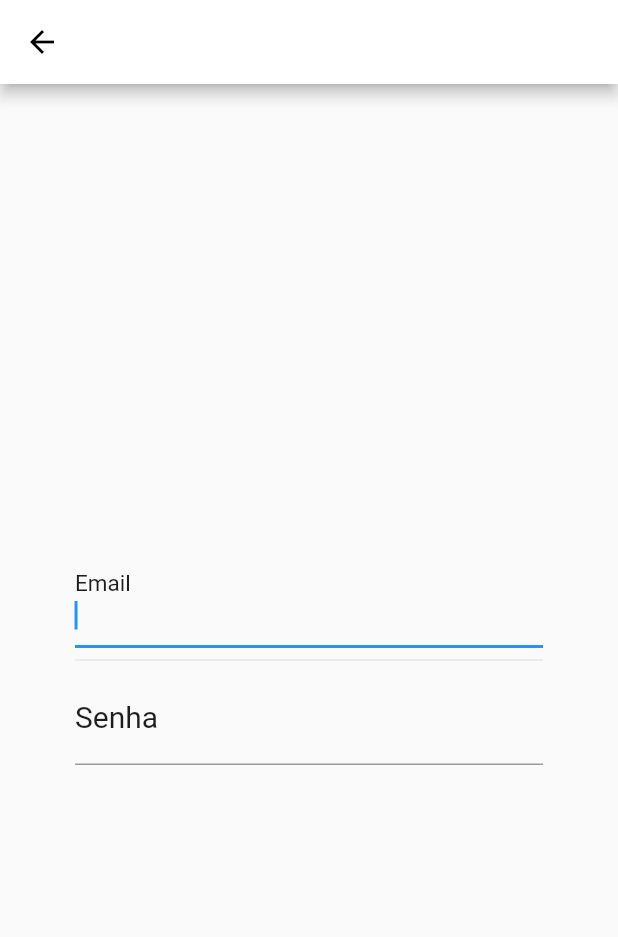
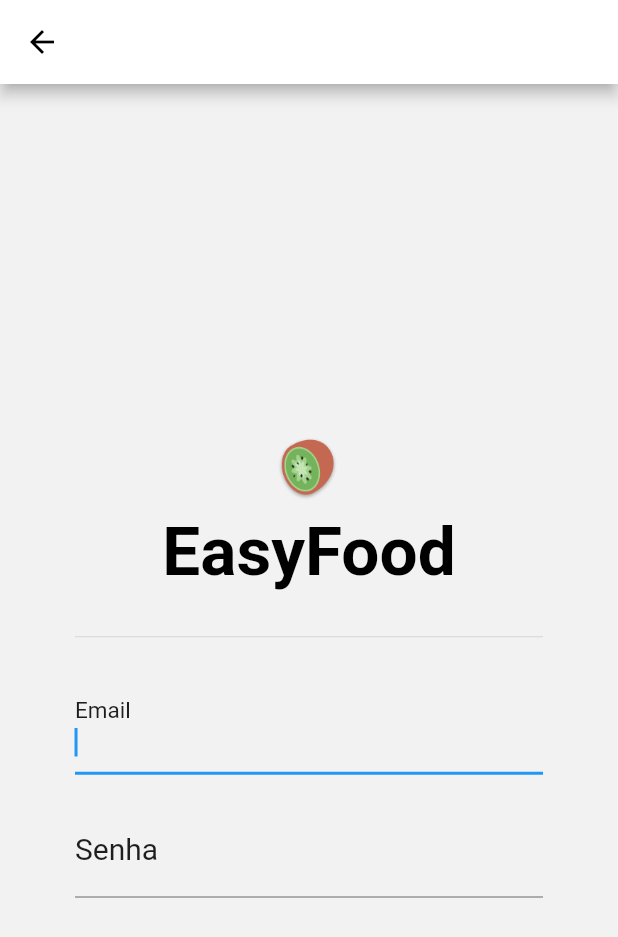
Before and after one commit to marialuisacampos/pisi3_e_dsi, a Flutter app: the screen it shows after launch, after a tap on "Login", on a phone screen of 412 x 824 dp. Shown: the top 937 px of the screen. Run offline on Flutter 3.47's test engine with Material 2 defaults, Android fonts, the light colour scheme and no system bars.

Commit message:
add logo e mudar cor de fundo

```diff
--- a/dsi/easyfood/lib/pages/previewPage.dart
+++ b/dsi/easyfood/lib/pages/previewPage.dart
@@ -12,6 +12,7 @@ class _PreviewPageState extends State<PreviewPage> {
   @override
   Widget build(BuildContext context) {
     return Scaffold(
+      backgroundColor: Color(0xfff2f2f2),
       body: Container(
         child: SingleChildScrollView(
           child: Padding(
--- a/dsi/easyfood/lib/pages/signinPage.dart
+++ b/dsi/easyfood/lib/pages/signinPage.dart
@@ -9,6 +9,7 @@ class _SignInPageState extends State<SignInPage> {
   @override
   Widget build(BuildContext context) {
     return Scaffold(
+        backgroundColor: Color(0xfff2f2f2),
         appBar: AppBar(
           leading: new IconButton(
             icon: new Icon(Icons.arrow_back),
@@ -20,9 +21,27 @@ class _SignInPageState extends State<SignInPage> {
         body: Padding(
           child: Center(
             child: Column(
-                crossAxisAlignment: CrossAxisAlignment.stretch,
                 mainAxisAlignment: MainAxisAlignment.center,
                 children: <Widget>[
+                  Container(
+                    height: 60,
+                    width: 60,
+                    decoration: BoxDecoration(
+                        image: DecorationImage(
+                            image: AssetImage(
+                              "assets/images/logotipo.jpg",
+                            ),
+                            fit: BoxFit.fill)),
+                  ),
+                  Text(
+                    "EasyFood",
+                    style: const TextStyle(
+                      color: Colors.black,
+                      fontSize: 45.0,
+                      fontWeight: FontWeight.bold,
+                    ),
+                  ),
+                  Divider(height: 60),
                   TextFormField(
                     autofocus: true,
                     keyboardType: TextInputType.emailAddress,
@@ -32,7 +51,9 @@ class _SignInPageState extends State<SignInPage> {
                             color: Color.fromRGBO(30, 30, 30, 100),
                             fontSize: 20)),
                   ),
-                  Divider(),
+                  SizedBox(
+                    height: 20,
+                  ),
                   TextFormField(
                     autofocus: true,
                     keyboardType: TextInputType.text,
```
